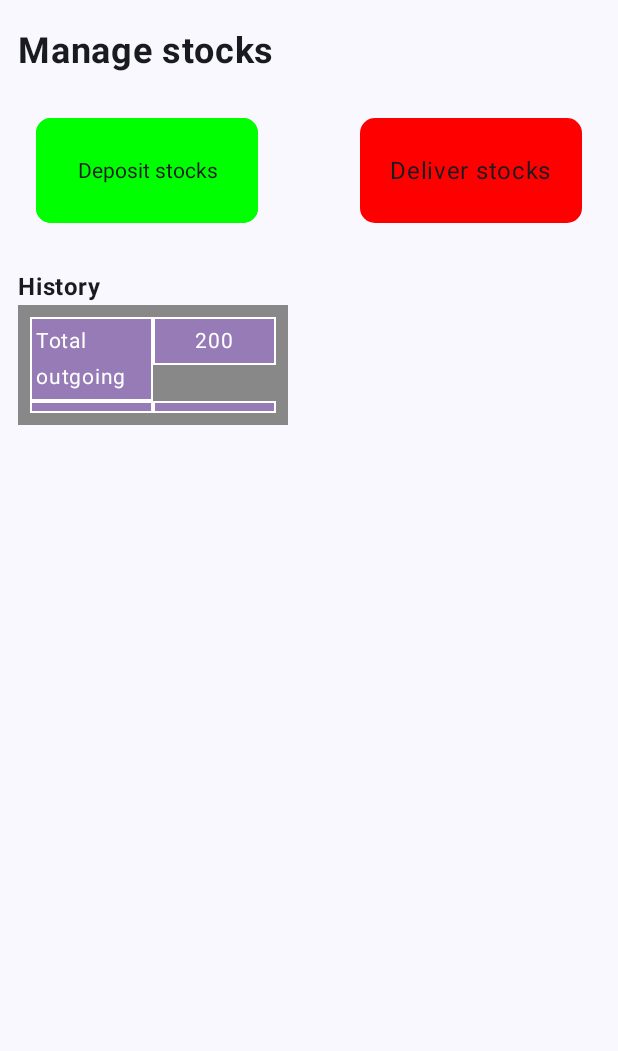
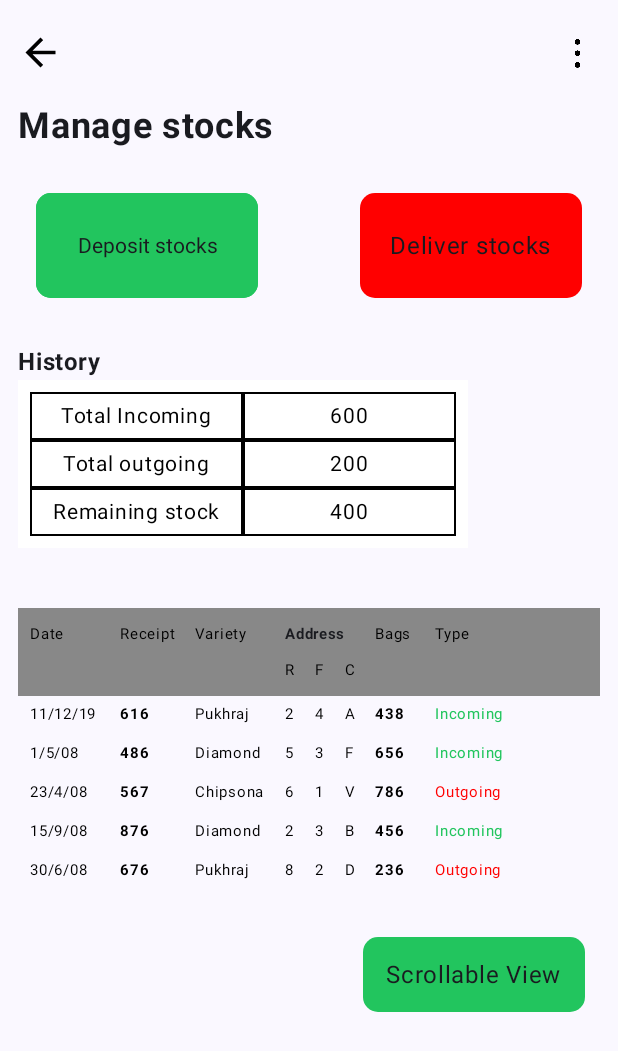
Before and after one commit to anuraganandwork/ColdOP_Anurag, an Android app built with Jetpack Compose: the composable storeOrRetrieve shown on its own in the app's theme, on a phone screen of 412 x 824 dp. Shown: the top 1051 px of the screen. Run offline under Robolectric (Android 15) with nearby library versions, the phone set to English and light mode, and no system bars.

Commit message:
Till history table

```diff
--- a/app/build.gradle.kts
+++ b/app/build.gradle.kts
@@ -62,7 +62,7 @@ dependencies {
     testImplementation("junit:junit:4.13.2")
     androidTestImplementation("androidx.test.ext:junit:1.1.5")
     androidTestImplementation("androidx.test.espresso:espresso-core:3.5.1")
-    androidTestImplementation(platform("androidx.compose:compose-bom:2023.06.01"))
+    androidTestImplementation(platform("androidx.compose:compose-bom:2023.06.00"))
     androidTestImplementation("androidx.compose.ui:ui-test-junit4")
     debugImplementation("androidx.compose.ui:ui-tooling")
     debugImplementation("androidx.compose.ui:ui-test-manifest")
--- a/app/src/main/java/com/example/coldstorage/Presentation/Navigation/BottomNaviagtion.kt
+++ b/app/src/main/java/com/example/coldstorage/Presentation/Navigation/BottomNaviagtion.kt
@@ -22,6 +22,7 @@ import androidx.navigation.NavHostController
 import androidx.navigation.NavType
 import androidx.navigation.compose.NavHost
 import androidx.navigation.compose.composable
+import androidx.navigation.compose.currentBackStackEntryAsState
 import androidx.navigation.compose.rememberNavController
 import androidx.navigation.navArgument
 import com.example.coldstorage.Presentation.Screens.AllScreens
@@ -65,9 +66,12 @@ fun bottomNav(){
         )
     )
     var selectedItem by remember { mutableStateOf(items[0]) }
+    val navBackStackEntry by navHostController.currentBackStackEntryAsState()
+    val currentRoute = navBackStackEntry?.destination?.route
 
     Scaffold(
       bottomBar = {
+          if (currentRoute != AllScreens.StoreOrRetrieve.name){
           NavigationBar {
           items.forEach { navigationItem ->
           NavigationBarItem(
@@ -77,7 +81,7 @@ fun bottomNav(){
                       icon ={ Icon(imageVector = navigationItem.icon, contentDescription = "")},
                       label = {Text(text = navigationItem.label)})
 }
-          }
+          } }
       }
     ) {
         NavHost(navController = navHostController, startDestination = AllScreens.Dashboard.name , modifier = Modifier.padding(it) ){
--- /dev/null
+++ b/app/src/main/java/com/example/coldstorage/Presentation/Screens/PeopleScreen/Components/DetailedTable.kt
@@ -0,0 +1,141 @@
+package com.example.coldstorage.Presentation.Screens.PeopleScreen.Components
+
+import android.util.Log
+import androidx.compose.foundation.background
+import androidx.compose.foundation.clickable
+import androidx.compose.foundation.layout.Box
+import androidx.compose.foundation.layout.Column
+import androidx.compose.foundation.layout.Row
+import androidx.compose.foundation.layout.RowScope
+import androidx.compose.foundation.layout.Spacer
+import androidx.compose.foundation.layout.fillMaxSize
+import androidx.compose.foundation.layout.fillMaxWidth
+import androidx.compose.foundation.layout.height
+import androidx.compose.foundation.layout.padding
+import androidx.compose.foundation.layout.width
+import androidx.compose.foundation.lazy.LazyColumn
+import androidx.compose.foundation.lazy.items
+import androidx.compose.material3.Text
+import androidx.compose.runtime.Composable
+import androidx.compose.runtime.MutableState
+import androidx.compose.runtime.mutableStateOf
+import androidx.compose.runtime.remember
+import androidx.compose.ui.Alignment
+import androidx.compose.ui.Modifier
+import androidx.compose.ui.graphics.Color
+import androidx.compose.ui.text.font.FontWeight
+import androidx.compose.ui.text.style.TextOverflow
+import androidx.compose.ui.unit.Dp
+import androidx.compose.ui.unit.dp
+import androidx.compose.ui.unit.sp
+
+@Composable
+fun TableView(selectedRow:MutableState<String?>, isDailogOpen: MutableState<Boolean>) {
+    val tableData = listOf(
+        TableRow("11/12/19", "616", "Pukhraj", "2", "4", "A", "438", "Incoming"),
+        TableRow("1/5/08", "486", "Diamond", "5", "3", "F", "656", "Incoming"),
+        TableRow("23/4/08", "567", "Chipsona", "6", "1", "V", "786", "Outgoing"),
+
+        TableRow("15/9/08", "876", "Diamond", "2", "3", "B", "456", "Incoming"),
+
+        TableRow("30/6/08", "676", "Pukhraj", "8", "2", "D", "236", "Outgoing"),
+
+        // Add the rest of the rows here
+    )
+//    var selectedRow = remember{ mutableStateOf<String?>(null) }
+//    var isDailogOpen= remember { mutableStateOf<Boolean>(false) }
+
+
+    LazyColumn {
+        item { TableHeader() }
+        items(tableData) { row ->
+            TableRowItem(row , selectedRow=selectedRow, isDailogOpen = isDailogOpen)
+            Spacer(modifier = Modifier.height(2.dp)) // Adjust the height to control spacing
+//            if ( selectedRow.value == row.receiptVoucher &&isDailogOpen.value){
+//                LotDetailsDialog(reciept = row.receiptVoucher , bags = row.bagDetails )
+//            }
+        }
+    }
+
+
+}
+
+@Composable
+fun TableHeader() {
+    Row(
+        modifier = Modifier
+            .fillMaxWidth()
+            .background(Color.Gray)
+            .padding(horizontal = 8.dp, vertical = 5.dp)
+    ) {
+        RawTableCell("Date", width = 60.dp)
+        RawTableCell("Receipt", width = 50.dp)
+        RawTableCell("Variety", width = 60.dp)
+        Column(modifier = Modifier.width(60.dp)) {
+            Text("Address", fontWeight = FontWeight.Bold, fontSize = 10.sp)
+            Row {
+                RawTableCell("R", width = 20.dp)
+                RawTableCell("F", width = 20.dp)
+                RawTableCell("C", width = 20.dp)
+            }
+        }
+        RawTableCell("Bags", width = 40.dp)
+        RawTableCell("Type", width = 60.dp)
+    }
+}
+
+@Composable
+fun TableRowItem(row: TableRow, selectedRow:MutableState<String?>, isDailogOpen:MutableState<Boolean>) {
+    Row(
+        modifier = Modifier
+            .fillMaxWidth()
+            .padding(horizontal = 8.dp)
+            .clickable {
+                selectedRow.value = row.receiptVoucher
+                isDailogOpen.value = true
+                Log.d("PopOP","OPOPO ${selectedRow.value}")
+            }
+    ) {
+        RawTableCell(row.date, width = 60.dp)
+        RawTableCell(row.receiptVoucher, width = 50.dp, fontWeight = FontWeight.Bold)
+        RawTableCell(row.variety, width = 60.dp)
+        Row(modifier = Modifier.width(60.dp)) {
+            RawTableCell(row.row, width = 20.dp)
+            RawTableCell(row.floor, width = 20.dp)
+            RawTableCell(row.chamber, width = 20.dp)
+        }
+        RawTableCell(row.bagDetails, width = 40.dp, fontWeight = FontWeight.Bold)
+        RawTableCell(row.type, 0.24f, color = if (row.type == "Incoming") Color(0xFF22C55E) else Color.Red)
+    }
+
+
+//    if (isDailogOpen.value){
+//        LotDetailsDialog(reciept = row.receiptVoucher , bags = row.bagDetails )
+//    }
+}
+
+@Composable
+fun RowScope.RawTableCell(text: String, weight: Float? = null, width: Dp?= null, color: Color = Color.Black, fontWeight: FontWeight ?= null) {
+    Text(
+        text = text,
+        modifier = when { weight != null -> Modifier.weight(weight)
+                        width != null -> Modifier.width(width)
+                         else -> Modifier} ,
+        color = color,
+        maxLines = 1,
+        overflow = TextOverflow.Ellipsis,
+        fontSize = 10.sp,
+        fontWeight= fontWeight
+    )
+}
+
+data class TableRow(
+    val date: String,
+    val receiptVoucher: String,
+    val variety: String,
+    val row: String,
+    val floor: String,
+    val chamber: String,
+    val bagDetails: String,
+    val type: String
+)
--- a/app/src/main/java/com/example/coldstorage/Presentation/Screens/PeopleScreen/Components/HistoryTable.kt
+++ b/app/src/main/java/com/example/coldstorage/Presentation/Screens/PeopleScreen/Components/HistoryTable.kt
@@ -13,27 +13,27 @@ import androidx.compose.ui.unit.sp
 
 @Composable
 fun HistoryTable() {
-    val backgroundColor = Color.Gray
+    val backgroundColor = Color.White
 
     Box(
         modifier = Modifier
-            .width(180.dp)
-            .height(80.dp)
+            .width(300.dp)
+            //.height(80.dp)
             .background(backgroundColor)
             .padding(8.dp) // Optional padding inside the table
     ) {
         Column(
-            modifier = Modifier.fillMaxSize(),
+            modifier = Modifier,
             verticalArrangement = Arrangement.SpaceBetween
         ) {
             // First row
             Row(
-                modifier = Modifier.fillMaxWidth().weight(1f),
+                modifier = Modifier.fillMaxWidth(),
                 horizontalArrangement = Arrangement.SpaceBetween
             ) {
-                TableCell(text = "Total Incoming")
+                SecTableCell(text = "Total Incoming")
 
-                TableCell(text = "600")
+                SecTableCell(text = "600")
 
 
             }
@@ -43,9 +43,9 @@ fun HistoryTable() {
                 modifier = Modifier.fillMaxWidth(),
                 horizontalArrangement = Arrangement.SpaceBetween
             ) {
-                TableCell(text = "Total outgoing")
+                SecTableCell(text = "Total outgoing")
 
-                TableCell(text = "200")
+                SecTableCell(text = "200")
 
 
 
@@ -56,9 +56,9 @@ fun HistoryTable() {
                 modifier = Modifier.fillMaxWidth(),
                 horizontalArrangement = Arrangement.SpaceBetween
             ) {
-                TableCell(text = "Remaining stock")
+                SecTableCell(text = "Remaining stock")
 
-                TableCell(text = "400")
+                SecTableCell(text = "400")
 
 
 
--- /dev/null
+++ b/app/src/main/java/com/example/coldstorage/Presentation/Screens/PeopleScreen/Components/SecTableCell.kt
@@ -0,0 +1,32 @@
+package com.example.coldstorage.Presentation.Screens.PeopleScreen.Components
+
+import androidx.compose.foundation.background
+import androidx.compose.foundation.border
+import androidx.compose.foundation.layout.Box
+import androidx.compose.foundation.layout.RowScope
+import androidx.compose.foundation.layout.padding
+import androidx.compose.material3.Text
+import androidx.compose.runtime.Composable
+import androidx.compose.ui.Alignment
+import androidx.compose.ui.Modifier
+import androidx.compose.ui.graphics.Color
+import androidx.compose.ui.unit.dp
+import androidx.compose.ui.unit.sp
+
+@Composable
+fun RowScope.SecTableCell(text: String) {
+    Box(
+        modifier = Modifier
+            .weight(1f)
+            .border(1.dp, Color.Black)
+            .background(Color.White),
+        contentAlignment = Alignment.Center
+    ) {
+        Text(
+            text = text,
+            fontSize = 14.sp,
+            color = Color.Black,
+            modifier = Modifier.padding(4.dp) // Padding inside the cell
+        )
+    }
+}
--- a/app/src/main/java/com/example/coldstorage/Presentation/Screens/PeopleScreen/StoreOrRetrieve.kt
+++ b/app/src/main/java/com/example/coldstorage/Presentation/Screens/PeopleScreen/StoreOrRetrieve.kt
@@ -1,5 +1,6 @@
 package com.example.coldstorage.Presentation.Screens.PeopleScreen
 
+import android.util.Log
 import androidx.compose.foundation.background
 import androidx.compose.foundation.border
 import androidx.compose.ui.unit.sp
@@ -15,6 +16,7 @@ import androidx.compose.foundation.layout.fillMaxSize
 import androidx.compose.foundation.layout.fillMaxWidth
 import androidx.compose.foundation.layout.height
 import androidx.compose.foundation.layout.padding
+import androidx.compose.foundation.layout.size
 import androidx.compose.foundation.layout.width
 import androidx.compose.foundation.layout.wrapContentSize
 import androidx.compose.foundation.rememberScrollState
@@ -22,18 +24,22 @@ import androidx.compose.foundation.shape.RoundedCornerShape
 import androidx.compose.foundation.verticalScroll
 import androidx.compose.material3.BottomSheetDefaults
 import androidx.compose.material3.ExperimentalMaterial3Api
+import androidx.compose.material3.Icon
 import androidx.compose.material3.ModalBottomSheet
 import androidx.compose.material3.ModalBottomSheetProperties
 import androidx.compose.material3.Surface
 import androidx.compose.material3.Text
 import androidx.compose.material3.rememberModalBottomSheetState
 import androidx.compose.runtime.Composable
+import androidx.compose.runtime.getValue
 import androidx.compose.runtime.mutableStateOf
 import androidx.compose.runtime.remember
 import androidx.compose.runtime.rememberCoroutineScope
+import androidx.compose.runtime.setValue
 import androidx.compose.ui.Alignment
 import androidx.compose.ui.Modifier
 import androidx.compose.ui.graphics.Color
+import androidx.compose.ui.res.painterResource
 import androidx.compose.ui.text.TextStyle
 import androidx.compose.ui.text.font.FontWeight
 import androidx.compose.ui.text.style.TextAlign
@@ -44,8 +50,12 @@ import com.example.coldstorage.Presentation.Screens.AllScreens
 import com.example.coldstorage.Presentation.Screens.PeopleScreen.Components.AssignLocation
 import com.example.coldstorage.Presentation.Screens.PeopleScreen.Components.ConfirmationPageForOrder
 import com.example.coldstorage.Presentation.Screens.PeopleScreen.Components.HistoryTable
+import com.example.coldstorage.Presentation.Screens.PeopleScreen.Components.LotDetailsDialog
+import com.example.coldstorage.Presentation.Screens.PeopleScreen.Components.LotDetailsDialogWrapper
 import com.example.coldstorage.Presentation.Screens.PeopleScreen.Components.ManageStocks
+import com.example.coldstorage.Presentation.Screens.PeopleScreen.Components.TableView
 import com.example.coldstorage.Presentation.Screens.PeopleScreen.Components.finalConfirmation
+import com.example.coldstorage.R
 import kotlinx.coroutines.launch
 
 @OptIn(ExperimentalMaterial3Api::class)
@@ -78,6 +88,11 @@ fun storeOrRetrieve(){
         mutableStateOf(false)
     }
 
+
+    //for dailog box
+    var selectedRow = remember{ mutableStateOf<String?>(null) }
+    var isDailogOpen= remember { mutableStateOf<Boolean>(false) }
+    Log.d("PopOP","OPOPO initial ${isDailogOpen.value}")
 
     val  hideBottomSheet: ()-> Unit = {
         scope.launch {
@@ -116,7 +131,26 @@ fun storeOrRetrieve(){
 
     Surface(modifier = Modifier.fillMaxSize()) {
         Column(  modifier = Modifier.padding(horizontal = 12.dp, vertical = 20.dp)) {
-  Text(text = "Manage stocks", fontWeight = FontWeight.Bold, fontSize = 24.sp)
+
+            Row(modifier = Modifier.fillMaxWidth(), horizontalArrangement = Arrangement.SpaceBetween) {
+                Icon(
+                    painter = painterResource(id = R.drawable.backicon),
+                    contentDescription = "Back Icon",
+                    tint = Color.Black,
+                    modifier = Modifier.size(30.dp)
+                )
+                Icon(
+                    painter = painterResource(id = R.drawable.more),
+                    contentDescription = "More Icon",
+                    tint = Color.Black,
+                    modifier = Modifier.size(30.dp)
+
+                )
+
+            }
+            Spacer(modifier = Modifier.padding(10.dp))
+
+            Text(text = "Manage stocks", fontWeight = FontWeight.Bold, fontSize = 24.sp)
 
             Spacer(modifier = Modifier.padding(15.dp))
            Row ( horizontalArrangement = Arrangement.SpaceBetween, modifier = Modifier.fillMaxWidth()){
@@ -127,8 +161,8 @@ fun storeOrRetrieve(){
                 .background(Color.Green)
                 .clickable { showBottomSheet.value = true }) {
                 Text(text = "Deposit stocks" , modifier = Modifier
-                    .border(1.dp, Color.Green, RoundedCornerShape(10.dp))
-                    .background(Color.Green, RoundedCornerShape(10.dp))
+                    .border(1.dp, Color(0xFF22C55E), RoundedCornerShape(10.dp))
+                    .background(Color(0xFF22C55E), RoundedCornerShape(10.dp))
                     .width(148.dp)
                     .height(70.dp)
                     .wrapContentSize(align = Alignment.Center)
@@ -144,17 +178,43 @@ fun storeOrRetrieve(){
                     .height(70.dp)
                     .wrapContentSize(align = Alignment.Center))
 
-            }}
+            }
+
+           }
 
             //table starting here
             Spacer(modifier = Modifier.padding(15.dp))
 
             Text(text = "History", fontWeight = FontWeight.Bold)
             HistoryTable()
+            Spacer(modifier = Modifier.padding(20.dp))
+
+            TableView(selectedRow= selectedRow, isDailogOpen= isDailogOpen )
+            Spacer(modifier = Modifier.padding(15.dp))
+
+            Row(modifier = Modifier.fillMaxWidth() , horizontalArrangement = Arrangement.End) {
+
+            Surface(modifier = Modifier
+                .padding(horizontal = 10.dp)
+                .clickable { }
+                , ) {
+                Text(text = "Scrollable View", modifier = Modifier
+                    .background(Color(0xFF22C55E), RoundedCornerShape(10.dp))
+
+                    .width(148.dp)
+                    .height(50.dp)
+                    .wrapContentSize(align = Alignment.Center))
+
+            }}
 
 
         }
+        if(isDailogOpen.value){
+            LotDetailsDialogWrapper(reciept = selectedRow, bags = selectedRow.value!!, onClose =  {isDailogOpen.value = false} )
+            Log.d("PopOP","OPOPO ${isDailogOpen.value}")
 
+
+        }
         if (showBottomSheet.value){
             ModalBottomSheet(onDismissRequest = { showBottomSheet.value = false },
                 sheetState = sheetState, modifier = Modifier.height(700.dp ),
@@ -178,6 +238,8 @@ fun storeOrRetrieve(){
                         }
                     }
                 }
+
+
             }
         }
         if(showSecondBottomSheet.value
```
Also changed, not shown: app/src/main/java/com/example/coldstorage/Presentation/Screens/PeopleScreen/Components/HistoryDialog.kt (added, +124 -0 lines), app/src/main/res/drawable/backicon.png (added), app/src/main/res/drawable/more.png (added).
